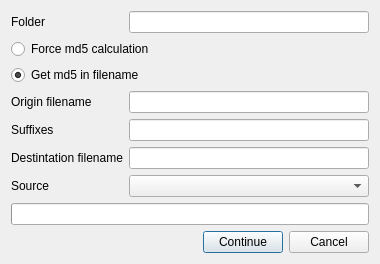
Above: src/gui/src/utils/rename-existing/rename-existing-1.ui from Bionus/imgbrd-grabber before the change. Below: the same form after it.
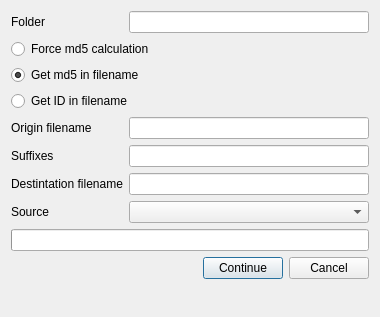
That is the form after the change. Icons and pictures are not drawn.

```diff
--- a/src/gui/src/utils/rename-existing/rename-existing-1.ui
+++ b/src/gui/src/utils/rename-existing/rename-existing-1.ui
@@ -7,7 +7,7 @@
     <x>0</x>
     <y>0</y>
     <width>380</width>
-    <height>246</height>
+    <height>317</height>
    </rect>
   </property>
   <property name="windowTitle">
@@ -45,37 +45,37 @@
      </property>
     </widget>
    </item>
-   <item row="3" column="0">
+   <item row="4" column="0">
     <widget class="QLabel" name="labelFilenameOrigin">
      <property name="text">
       <string>Origin filename</string>
      </property>
     </widget>
    </item>
-   <item row="3" column="1">
+   <item row="4" column="1">
     <widget class="QLineEdit" name="lineFilenameOrigin"/>
    </item>
-   <item row="5" column="0">
+   <item row="6" column="0">
     <widget class="QLabel" name="labelFilenameDestination">
      <property name="text">
       <string>Destintation filename</string>
      </property>
     </widget>
    </item>
-   <item row="5" column="1">
+   <item row="6" column="1">
     <widget class="QLineEdit" name="lineFilenameDestination"/>
    </item>
-   <item row="6" column="0">
+   <item row="7" column="0">
     <widget class="QLabel" name="labelSource">
      <property name="text">
       <string>Source</string>
      </property>
     </widget>
    </item>
-   <item row="6" column="1">
+   <item row="7" column="1">
     <widget class="QComboBox" name="comboSource"/>
    </item>
-   <item row="7" column="0" colspan="2">
+   <item row="8" column="0" colspan="2">
     <widget class="QProgressBar" name="progressBar">
      <property name="enabled">
       <bool>true</bool>
@@ -85,7 +85,7 @@
      </property>
     </widget>
    </item>
-   <item row="8" column="0" colspan="2">
+   <item row="9" column="0" colspan="2">
     <layout class="QHBoxLayout" name="layoutButtons">
      <item>
       <spacer name="horizontalSpacer">
@@ -116,16 +116,23 @@
      </item>
     </layout>
    </item>
-   <item row="4" column="1">
+   <item row="5" column="1">
     <widget class="QLineEdit" name="lineSuffixes"/>
    </item>
-   <item row="4" column="0">
+   <item row="5" column="0">
     <widget class="QLabel" name="labelSuffixes">
      <property name="text">
       <string>Suffixes</string>
      </property>
     </widget>
    </item>
+   <item row="3" column="0" colspan="2">
+    <widget class="QRadioButton" name="radioFilenameId">
+     <property name="text">
+      <string>Get ID in filename</string>
+     </property>
+    </widget>
+   </item>
   </layout>
  </widget>
  <resources>
```
Left out of the diff: 4 changed lines with no effect on the pictures.
